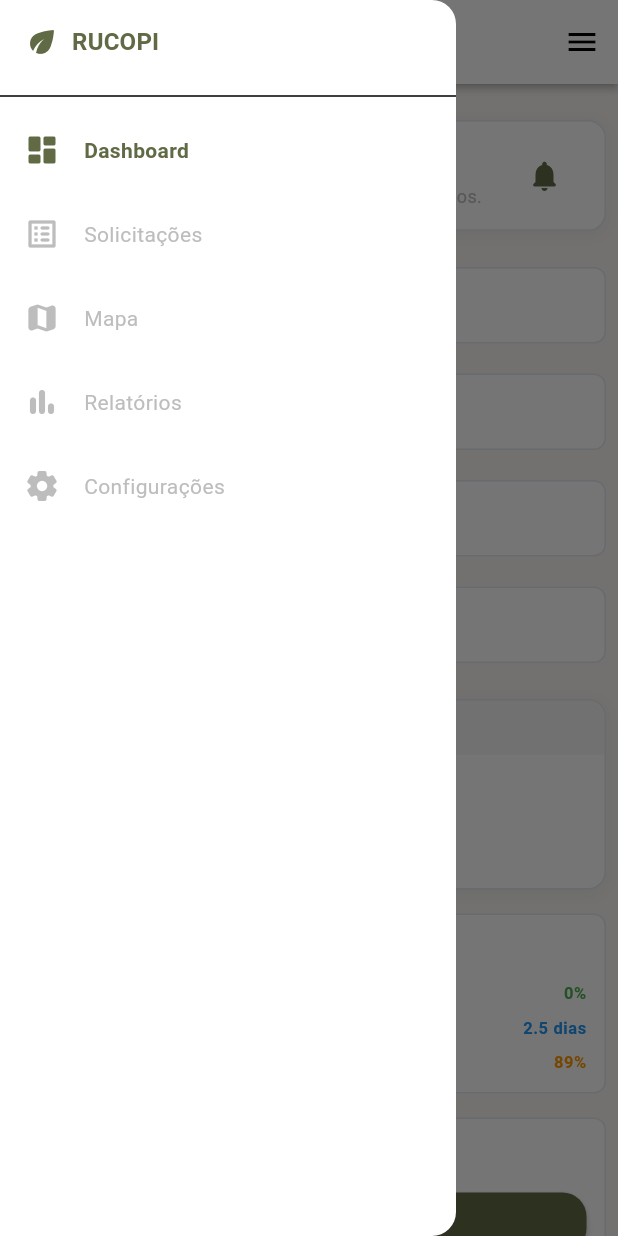
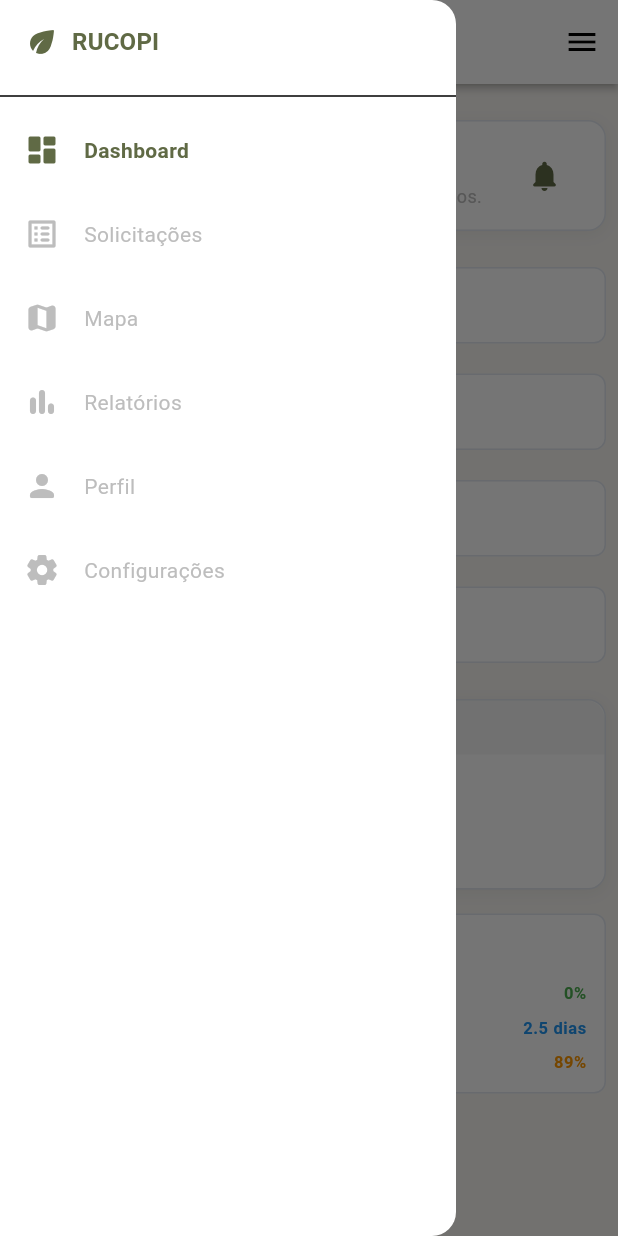
Before and after one commit to brunmdesv/rucopi, a Flutter app: the DashboardHomePage screen opened by its route, with the side drawer open, on a phone screen of 412 x 824 dp. Run offline on Flutter 3.47's test engine with Material 3 defaults, Android fonts, the phone set to English and light mode, and no system bars; our stand-ins replace flutter_dotenv, go_router, image_picker, shared_preferences, supabase_flutter; accounts and stored records are empty.

Commit message:
✨ Adição da opção "Perfil" no menu lateral e na barra de navegação da página `dashboard_home_page.dart`, com a criação da tela em branco `perfil_usuario_page.dart`. Melhorias na usabilidade e navegação do aplicativo, permitindo acesso rápido ao perfil do usuário.

```diff
--- a/dashboard/rucopi_dashboard/lib/pages/dashboard_home_page.dart
+++ b/dashboard/rucopi_dashboard/lib/pages/dashboard_home_page.dart
@@ -4,6 +4,7 @@ import 'solicitacoes_page.dart';
 import 'configuracoes_page.dart';
 import 'detalhes_solicitacao.dart';
 import 'package:supabase_flutter/supabase_flutter.dart';
+import 'perfil_usuario_page.dart';
 
 // Enum para as telas
 enum DashboardScreen {
@@ -11,6 +12,7 @@ enum DashboardScreen {
   solicitacoes,
   mapa,
   relatorios,
+  perfil, // Adicionado
   configuracoes,
 }
 
@@ -154,6 +156,15 @@ class _DashboardHomePageState extends State<DashboardHomePage> {
                 ),
                 const SizedBox(width: 32),
                 _buildMenuIcon(
+                  icon: Icons.person_rounded,
+                  label: 'Perfil',
+                  selected: currentScreen == DashboardScreen.perfil,
+                  onTap: () => _onMenuTap(DashboardScreen.perfil),
+                  theme: theme,
+                  screenType: DashboardScreen.perfil,
+                ),
+                const SizedBox(width: 32),
+                _buildMenuIcon(
                   icon: Icons.settings_rounded,
                   label: 'Configurações',
                   selected: currentScreen == DashboardScreen.configuracoes,
@@ -221,6 +232,8 @@ class _DashboardHomePageState extends State<DashboardHomePage> {
           label: 'Relatórios',
           key: const ValueKey('relatorios'),
         );
+      case DashboardScreen.perfil:
+        return PerfilUsuarioPage();
       default:
         return const SizedBox.shrink();
     }
@@ -286,6 +299,16 @@ class _DashboardHomePageState extends State<DashboardHomePage> {
               onTap: () {
                 Navigator.of(context).pop();
                 _onMenuTap(DashboardScreen.relatorios);
+              },
+              theme: theme,
+            ),
+            _buildDrawerItem(
+              icon: Icons.person_rounded,
+              label: 'Perfil',
+              selected: currentScreen == DashboardScreen.perfil,
+              onTap: () {
+                Navigator.of(context).pop();
+                _onMenuTap(DashboardScreen.perfil);
               },
               theme: theme,
             ),
@@ -742,23 +765,21 @@ class _DashboardContentState extends State<_DashboardContent> {
               ),
               child: SizedBox(
                 width: double.infinity,
-                child: OutlinedButton.icon(
+                child: ElevatedButton.icon(
                   onPressed: _navegarParaSolicitacoes,
-                  icon: Icon(
-                    Icons.list_alt_rounded,
-                    size: width < 600 ? 10 : 12,
+                  label: Text(
+                    '+ $restantes solicitações pendentes',
+                    style: TextStyle(fontSize: width < 600 ? 12 : null),
                   ),
-                  label: Text(
-                    'Ver mais $restantes solicitações pendentes',
-                    style: TextStyle(fontSize: width < 600 ? 9 : null),
+                  style: ElevatedButton.styleFrom(
+                    padding: const EdgeInsets.symmetric(vertical: 16),
+                    backgroundColor: theme.colorScheme.primary,
+                    foregroundColor: Colors.white,
+                    textStyle: theme.textTheme.titleMedium?.copyWith(
+                      fontWeight: FontWeight.bold,
                     ),
-                  style: OutlinedButton.styleFrom(
-                    padding: EdgeInsets.symmetric(
-                      vertical: width < 600 ? 6 : 8,
-                    ),
-                    side: BorderSide(
-                      color: theme.primaryColor.withOpacity(0.5),
-                      width: 1,
+                    shape: RoundedRectangleBorder(
+                      borderRadius: BorderRadius.circular(AppRadius.button),
                     ),
                   ),
                 ),
@@ -1099,9 +1120,7 @@ class _DashboardContentState extends State<_DashboardContent> {
             ),
           ),
           const SizedBox(height: 12),
-          SizedBox(
-            width: double.infinity,
-            child: ElevatedButton.icon(
+          ElevatedButton.icon(
             onPressed: () {},
             icon: Icon(Icons.list_alt_rounded, size: width < 600 ? 14 : 18),
             label: Text(
@@ -1109,22 +1128,34 @@ class _DashboardContentState extends State<_DashboardContent> {
               style: TextStyle(fontSize: width < 600 ? 12 : null),
             ),
             style: ElevatedButton.styleFrom(
-                padding: EdgeInsets.symmetric(vertical: width < 600 ? 8 : 12),
+              padding: const EdgeInsets.symmetric(vertical: 16),
+              backgroundColor: theme.colorScheme.primary,
+              foregroundColor: Colors.white,
+              textStyle: theme.textTheme.titleMedium?.copyWith(
+                fontWeight: FontWeight.bold,
+              ),
+              shape: RoundedRectangleBorder(
+                borderRadius: BorderRadius.circular(AppRadius.button),
               ),
             ),
           ),
           const SizedBox(height: 8),
-          SizedBox(
-            width: double.infinity,
-            child: OutlinedButton.icon(
+          ElevatedButton.icon(
             onPressed: () {},
             icon: Icon(Icons.refresh_rounded, size: width < 600 ? 14 : 18),
             label: Text(
               'Atualizar Dados',
               style: TextStyle(fontSize: width < 600 ? 12 : null),
             ),
-              style: OutlinedButton.styleFrom(
-                padding: EdgeInsets.symmetric(vertical: width < 600 ? 8 : 12),
+            style: ElevatedButton.styleFrom(
+              padding: const EdgeInsets.symmetric(vertical: 16),
+              backgroundColor: theme.colorScheme.primary,
+              foregroundColor: Colors.white,
+              textStyle: theme.textTheme.titleMedium?.copyWith(
+                fontWeight: FontWeight.bold,
+              ),
+              shape: RoundedRectangleBorder(
+                borderRadius: BorderRadius.circular(AppRadius.button),
               ),
             ),
           ),
--- a/dashboard/rucopi_dashboard/lib/widgets/sidebar.dart
+++ b/dashboard/rucopi_dashboard/lib/widgets/sidebar.dart
@@ -144,6 +144,13 @@ class Sidebar extends StatelessWidget {
                   onTap: () {},
                 ),
                 _buildSidebarItem(
+                  icon: Icons.person_rounded,
+                  title: 'Perfil',
+                  selected: currentScreen == DashboardScreen.perfil,
+                  theme: theme,
+                  onTap: () => onSelect(DashboardScreen.perfil),
+                ),
+                _buildSidebarItem(
                   icon: Icons.settings_rounded,
                   title: 'Configurações',
                   selected: currentScreen == DashboardScreen.configuracoes,
```
Also changed, not shown: dashboard/rucopi_dashboard/lib/pages/perfil_usuario_page.dart (added, +146 -0 lines), dashboard/rucopi_dashboard/flutter_02.png (added), 1 other file. Lines whose indentation alone changed are shown as unchanged.
